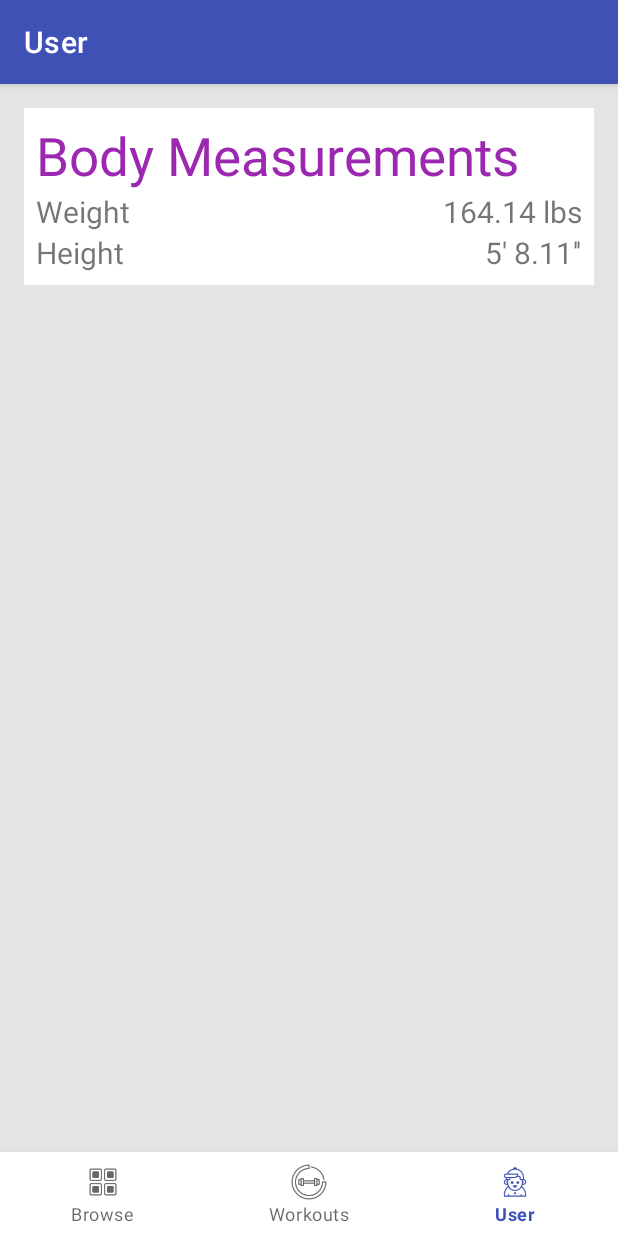
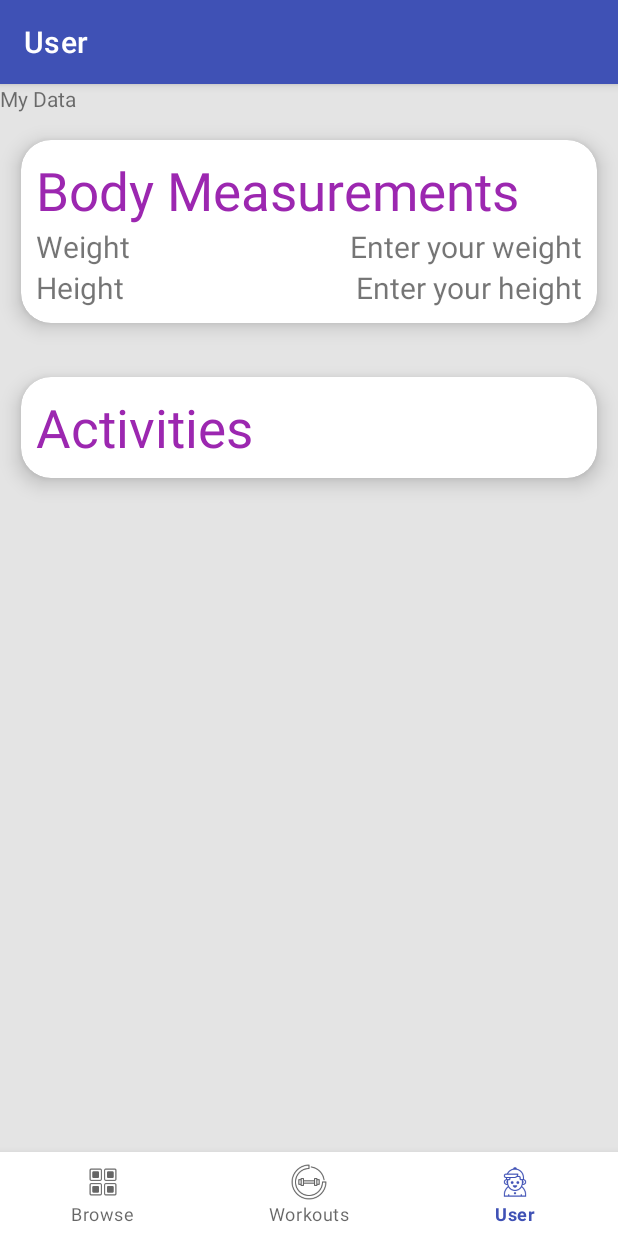
Before and after one commit to Bryce-59/workout-tracker-app, an Android app: the screen it shows after launch (MainActivity), item 3 of the bottom bar chosen, on a phone screen of 412 x 824 dp. Run offline under Robolectric (Android 15) with nearby library versions, the phone set to English and light mode, and no system bars; our stand-ins replace Room's generated code, navigation-ui.

Commit message:
added user database and viewmodel

```diff
--- /dev/null
+++ b/app/src/main/java/com/example/android/finalproject/data/UserDao.kt
@@ -0,0 +1,18 @@
+package com.example.android.finalproject.data
+
+import androidx.room.Dao
+import androidx.room.Query
+import com.example.android.finalproject.model.User
+import kotlinx.coroutines.flow.Flow
+
+@Dao
+interface UserDao {
+
+    @Query("SELECT * FROM user_data " +
+            "WHERE date = " +
+            "(SELECT MAX(date) FROM user_data)")
+    fun getCurrentData(): Flow<User>
+
+    @Query("DELETE FROM user_data")
+    suspend fun deleteAll()
+}
--- /dev/null
+++ b/app/src/main/java/com/example/android/finalproject/data/UserDatabase.kt
@@ -0,0 +1,68 @@
+package com.example.android.finalproject.data
+
+import android.content.Context
+import androidx.room.*
+import androidx.sqlite.db.SupportSQLiteDatabase
+import com.example.android.finalproject.model.User
+import kotlinx.coroutines.CoroutineScope
+import kotlinx.coroutines.Dispatchers
+import kotlinx.coroutines.launch
+import java.util.*
+
+@Database(entities = [User::class], version = 1)
+@TypeConverters(DateConverter::class)
+abstract class UserDatabase: RoomDatabase() {
+    abstract fun userDao(): UserDao
+
+    companion object {
+        @Volatile
+        private var INSTANCE: UserDatabase? = null
+
+        fun getDatabase(
+            context: Context,
+            scope: CoroutineScope
+        ): UserDatabase {
+            return INSTANCE?: synchronized(this){
+                val instance = Room.databaseBuilder(
+                    context.applicationContext,
+                    UserDatabase::class.java,
+                    "user_database"
+                )
+                    .fallbackToDestructiveMigration()
+                    .addCallback(UserDatabaseCallback(scope))
+                    .build()
+                INSTANCE = instance
+                instance
+            }
+        }
+
+        private class UserDatabaseCallback(
+            private val scope: CoroutineScope
+        ): Callback(){
+            override fun onCreate(db: SupportSQLiteDatabase) {
+                super.onCreate(db)
+                INSTANCE?.let { database ->
+                    scope.launch(Dispatchers.IO) {
+                        populateDatabase(database.userDao())
+                    }
+                }
+            }
+        }
+
+        suspend fun populateDatabase(userDao: UserDao) {
+            userDao.deleteAll()
+        }
+    }
+}
+
+class DateConverter {
+    @TypeConverter
+    fun fromTimestamp(value: Long?): Date? {
+        return value?.let { Date(it) }
+    }
+
+    @TypeConverter
+    fun dateToTimestamp(date: Date?): Long? {
+        return date?.time?.toLong()
+    }
+}
--- /dev/null
+++ b/app/src/main/java/com/example/android/finalproject/data/UserRepository.kt
@@ -0,0 +1,9 @@
+package com.example.android.finalproject.data
+
+import com.example.android.finalproject.model.User
+import kotlinx.coroutines.flow.Flow
+
+class UserRepository(private val userDao: UserDao) {
+
+    val currentUserData: Flow<User> = userDao.getCurrentData()
+}
--- a/app/src/main/java/com/example/android/finalproject/data/WorkoutsApplication.kt
+++ b/app/src/main/java/com/example/android/finalproject/data/WorkoutsApplication.kt
@@ -29,5 +29,7 @@ class WorkoutsApplication : Application() {
     // Using by lazy so the database and the repository are only created when they're needed
     // rather than when the application starts
     val database by lazy { WorkoutRoomDatabase.getDatabase(this, applicationScope) }
+    private val userDatabase by lazy { UserDatabase.getDatabase(this, applicationScope) }
     val repository by lazy { WorkoutRepository(database.wordDao()) }
+    val userRepository by lazy { UserRepository(userDatabase.userDao()) }
 }
--- /dev/null
+++ b/app/src/main/java/com/example/android/finalproject/model/User.kt
@@ -0,0 +1,20 @@
+package com.example.android.finalproject.model
+
+import androidx.room.Entity
+import androidx.room.PrimaryKey
+import androidx.room.TypeConverter
+import androidx.room.TypeConverters
+import java.text.DateFormat
+import java.util.*
+
+@Entity(tableName = "user_data")
+data class User(
+    @PrimaryKey(autoGenerate = true)
+    val id: Int,
+    val weight: Double,
+    val height: String,
+    val calories: Double,
+    val distance: Double,
+    val workoutTime: Int,
+    val date: String,
+)
--- a/app/src/main/java/com/example/android/finalproject/ui/UserFragment.kt
+++ b/app/src/main/java/com/example/android/finalproject/ui/UserFragment.kt
@@ -4,16 +4,54 @@ import android.os.Bundle
 import android.view.LayoutInflater
 import android.view.View
 import android.view.ViewGroup
+import android.widget.Toast
 import androidx.fragment.app.Fragment
+import androidx.fragment.app.viewModels
 import com.example.android.finalproject.R
+import com.example.android.finalproject.data.WorkoutsApplication
+import com.example.android.finalproject.databinding.FragmentUserBinding
+import com.example.android.finalproject.model.User
+import com.example.android.finalproject.ui.viewmodel.UserViewModel
+import com.example.android.finalproject.ui.viewmodel.UserViewModelFactory
 
 class UserFragment : Fragment() {
+
+    private var _binding: FragmentUserBinding? = null
+    private val binding get() = _binding!!
+    private val userViewModel: UserViewModel by viewModels {
+        UserViewModelFactory((activity?.application as WorkoutsApplication).userRepository)
+    }
+
+    private lateinit var user: User
 
     override fun onCreateView(
         inflater: LayoutInflater,
         container: ViewGroup?,
         savedInstanceState: Bundle?
     ): View? {
-        return inflater.inflate(R.layout.fragment_user, container, false)
+        _binding = FragmentUserBinding.inflate(inflater, container, false)
+        return binding.root
+    }
+
+    override fun onViewCreated(view: View, savedInstanceState: Bundle?) {
+        super.onViewCreated(view, savedInstanceState)
+        if (userViewModel.userData.value == null) {
+            Toast.makeText(
+                this.context,
+                "user Data is empty",
+                Toast.LENGTH_LONG
+            ).show()
+            return
+        }
+        userViewModel.userData.observe(viewLifecycleOwner) {
+            user = it
+            bindUser()
+        }
+    }
+
+    private fun bindUser() {
+        binding.apply {
+
+        }
     }
 }
--- /dev/null
+++ b/app/src/main/java/com/example/android/finalproject/ui/viewmodel/UserViewModel.kt
@@ -0,0 +1,23 @@
+package com.example.android.finalproject.ui.viewmodel
+
+import androidx.lifecycle.LiveData
+import androidx.lifecycle.ViewModel
+import androidx.lifecycle.ViewModelProvider
+import androidx.lifecycle.asLiveData
+import com.example.android.finalproject.data.UserRepository
+import com.example.android.finalproject.model.User
+
+class UserViewModel(private val userRepository: UserRepository): ViewModel() {
+    val userData: LiveData<User> = userRepository.currentUserData.asLiveData()
+
+}
+
+class UserViewModelFactory(private val repository: UserRepository) : ViewModelProvider.Factory{
+    override fun <T : ViewModel> create(modelClass: Class<T>): T {
+        if (modelClass.isAssignableFrom(UserViewModel::class.java)) {
+            @Suppress("UNCHECKED_CAST")
+            return UserViewModel(repository) as T
+        }
+        throw IllegalArgumentException("Unknown ViewModel class")
+    }
+}
--- a/app/src/main/res/layout/fragment_user.xml
+++ b/app/src/main/res/layout/fragment_user.xml
@@ -1,23 +1,31 @@
 <?xml version="1.0" encoding="utf-8"?>
-<FrameLayout xmlns:android="http://schemas.android.com/apk/res/android"
+<LinearLayout xmlns:android="http://schemas.android.com/apk/res/android"
     xmlns:app="http://schemas.android.com/apk/res-auto"
     xmlns:tools="http://schemas.android.com/tools"
     android:layout_width="match_parent"
     android:layout_height="match_parent"
     android:background="#E4E4E4"
-    tools:context=".ui.UserFragment">
+    tools:context=".ui.UserFragment"
+    android:orientation="vertical">
+
+    <TextView
+        android:layout_width="wrap_content"
+        android:layout_height="wrap_content"
+        android:text="My Data"/>
+
+    <androidx.cardview.widget.CardView
+        android:layout_width="match_parent"
+        android:layout_height="wrap_content"
+        android:background="#FFFFFF"
+        app:cardCornerRadius="20dp"
+        app:cardElevation="8dp"
+        app:cardPreventCornerOverlap="true"
+        app:cardUseCompatPadding="true">
 
         <androidx.constraintlayout.widget.ConstraintLayout
             android:layout_width="match_parent"
             android:layout_height="wrap_content"
-        android:layout_marginLeft="16dp"
-        android:layout_marginTop="16dp"
-        android:layout_marginRight="16dp"
-        android:paddingTop="8dp"
-        android:paddingBottom="8dp"
-        android:paddingRight="8dp"
-        android:paddingLeft="8dp"
-        android:background="#FFFFFF">
+            android:layout_margin="10dp">
 
             <TextView
                 android:id="@+id/body_measurement_label"
@@ -39,9 +47,10 @@
                 app:layout_constraintTop_toBottomOf="@+id/body_measurement_label" />
 
             <TextView
+                android:id="@+id/height_value"
                 android:layout_width="wrap_content"
                 android:layout_height="wrap_content"
-            android:text="164.14 lbs"
+                android:text="Enter your weight"
                 android:textSize="20dp"
                 app:layout_constraintEnd_toEndOf="parent"
                 app:layout_constraintTop_toBottomOf="@+id/body_measurement_label" />
@@ -57,10 +66,39 @@
             <TextView
                 android:layout_width="wrap_content"
                 android:layout_height="wrap_content"
-            android:text="5' 8.11''"
+                android:text="Enter your height"
                 android:textSize="20dp"
                 app:layout_constraintEnd_toEndOf="parent"
                 app:layout_constraintTop_toBottomOf="@+id/height_label" />
 
         </androidx.constraintlayout.widget.ConstraintLayout>
-</FrameLayout>
+    </androidx.cardview.widget.CardView>
+
+    <androidx.cardview.widget.CardView
+        android:layout_width="match_parent"
+        android:layout_height="wrap_content"
+        android:background="#FFFFFF"
+        app:cardCornerRadius="20dp"
+        app:cardElevation="8dp"
+        app:cardPreventCornerOverlap="true"
+        app:cardUseCompatPadding="true">
+
+        <androidx.constraintlayout.widget.ConstraintLayout
+            android:layout_width="match_parent"
+            android:layout_height="wrap_content"
+            android:layout_margin="10dp">
+
+            <TextView
+                android:id="@+id/activity_label"
+                android:layout_width="wrap_content"
+                android:layout_height="wrap_content"
+                android:text="Activities"
+                android:textColor="#9C27B0"
+                android:textSize="35dp"
+                app:layout_constraintStart_toStartOf="parent"
+                app:layout_constraintTop_toTopOf="parent" />
+
+
+        </androidx.constraintlayout.widget.ConstraintLayout>
+    </androidx.cardview.widget.CardView>
+</LinearLayout>
```
Lines whose indentation alone changed are shown as unchanged.
